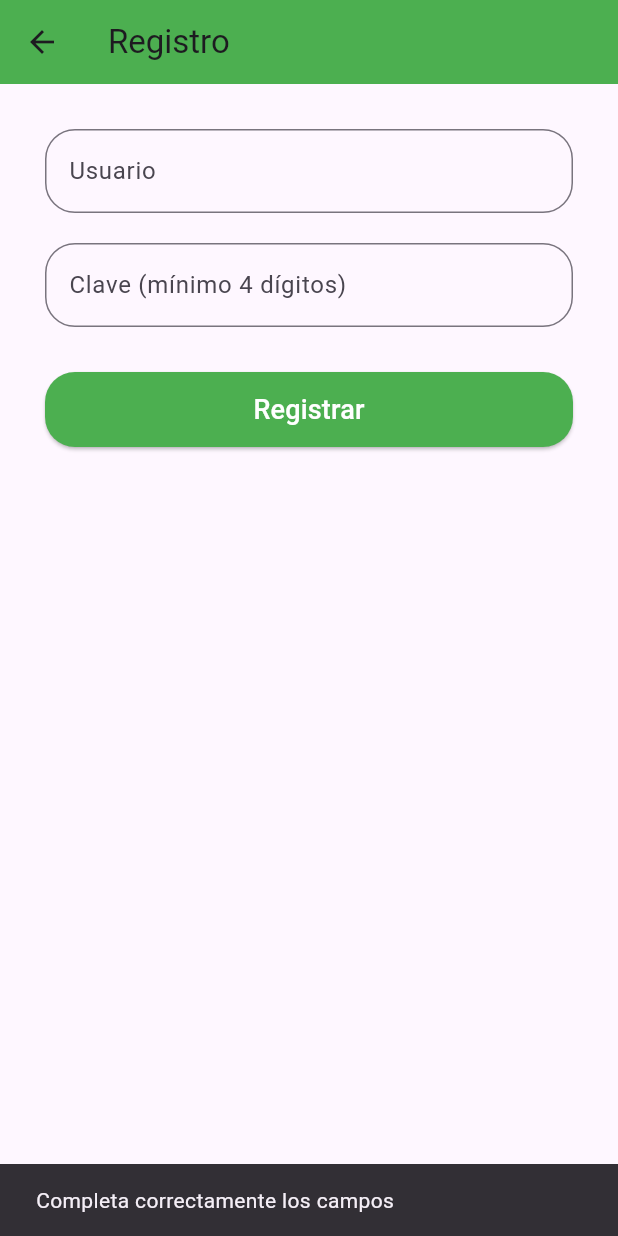
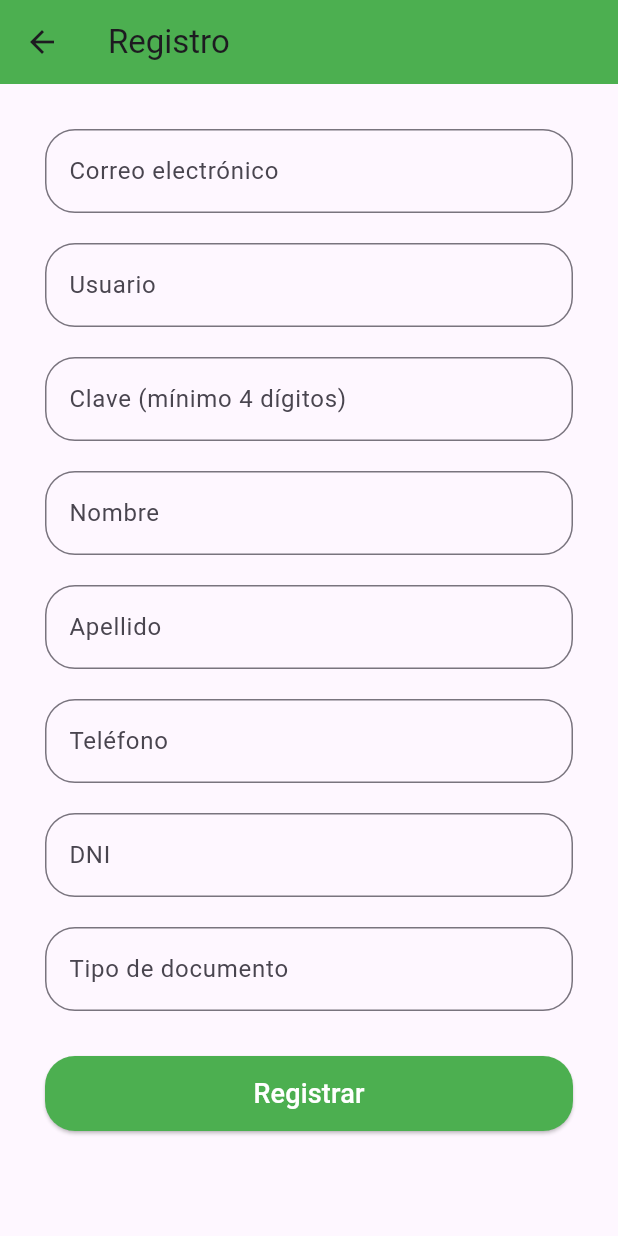
Before and after one commit to JesusCondor16/TallerMovilG2-Front, a Flutter app: the _RegisterView screen opened directly, after a tap on "Registrar", on a phone screen of 412 x 824 dp. Run offline on Flutter 3.47's test engine with Material 3 defaults, Android fonts, the phone set to English and light mode, and no system bars; our stand-ins replace shared_preferences; accounts and stored records are empty; network calls fail.

```diff
--- /dev/null
+++ b/lib/config/constants.dart
@@ -0,0 +1,3 @@
+class AppConstants {
+  static const String backendBaseUrl = 'https://tallermovilg2-back.onrender.com/';
+}
--- /dev/null
+++ b/lib/models/create_account_model.dart
@@ -0,0 +1,28 @@
+class CreateAccountModel {
+  final String nombre;
+  final String tipo;
+  final String moneda;
+  final double saldo;
+  final String descripcion;
+  final String creadorUid;
+
+  CreateAccountModel({
+    required this.nombre,
+    required this.tipo,
+    required this.moneda,
+    required this.saldo,
+    required this.descripcion,
+    required this.creadorUid,
+  });
+
+  Map<String, dynamic> toJson() {
+    return {
+      'nombre': nombre,
+      'tipo': tipo,
+      'moneda': moneda,
+      'saldo': saldo,
+      'descripcion': descripcion,
+      'creadorUid': creadorUid,
+    };
+  }
+}
--- /dev/null
+++ b/lib/models/login_model.dart
@@ -0,0 +1,6 @@
+class LoginModel {
+  final String username;
+  final String password;
+
+  LoginModel({required this.username, required this.password});
+}
--- /dev/null
+++ b/lib/models/register_model.dart
@@ -0,0 +1,50 @@
+class RegisterModel {
+  final String email;
+  final String password;
+  final String firstname;
+  final String lastname;
+  final String tipoDocumento;
+  final String dni;
+  final String telefono;
+  final String username;
+
+  // Constructor
+  RegisterModel({
+    required this.email,
+    required this.password,
+    required this.firstname,
+    required this.lastname,
+    required this.tipoDocumento,
+    required this.dni,
+    required this.telefono,
+    required this.username,
+  });
+
+  // Convierte un objeto RegisterModel a un mapa JSON para enviarlo al backend
+  Map<String, dynamic> toJson() {
+    return {
+      'email': email,
+      'password': password,
+      'firstname': firstname,
+      'lastname': lastname,
+      'tipoDocumento': tipoDocumento,
+      'dni': dni,
+      'telefono': telefono,
+      'username': username,
+    };
+  }
+
+  // Convierte un mapa JSON a un objeto RegisterModel
+  factory RegisterModel.fromJson(Map<String, dynamic> json) {
+    return RegisterModel(
+      email: json['email'],
+      password: json['password'],
+      firstname: json['firstname'],
+      lastname: json['lastname'],
+      tipoDocumento: json['tipoDocumento'],
+      dni: json['dni'],
+      telefono: json['telefono'],
+      username: json['username'],
+    );
+  }
+}
--- a/lib/models/user_model.dart
+++ /dev/null
@@ -1,6 +0,0 @@
-class User {
-  final String username;
-  final String password;
-
-  User({required this.username, required this.password});
-}
--- a/lib/viewmodels/register_viewmodel.dart
+++ b/lib/viewmodels/register_viewmodel.dart
@@ -1,38 +1,63 @@
 import 'package:flutter/material.dart';
-import '../models/user_model.dart';
+import 'package:http/http.dart' as http;
+import 'dart:convert';
+import '../models/register_model.dart'; // Importa el modelo de registro
+import '../config/constants.dart';
 
 class RegisterViewModel extends ChangeNotifier {
-  final TextEditingController usernameController = TextEditingController();
-  final TextEditingController passwordController = TextEditingController();
+  // Controllers for each input field
+  final emailController = TextEditingController();
+  final usernameController = TextEditingController();
+  final passwordController = TextEditingController();
+  final firstnameController = TextEditingController();
+  final lastnameController = TextEditingController();
+  final phoneController = TextEditingController();
+  final dniController = TextEditingController();
+  final tipoDocumentoController = TextEditingController();
 
-  bool validateInputs() {
-    return usernameController.text.isNotEmpty &&
-        passwordController.text.length >= 4;
+  Future<void> registerUser(BuildContext context) async {
+    // Crear la instancia de RegisterModel con los datos de los controllers
+    final registerModel = RegisterModel(
+      email: emailController.text,
+      password: passwordController.text,
+      firstname: firstnameController.text,
+      lastname: lastnameController.text,
+      tipoDocumento: tipoDocumentoController.text,
+      dni: dniController.text,
+      telefono: phoneController.text,
+      username: usernameController.text,
+    );
+
+    // Hacer la solicitud de registro
+    final response = await _register(registerModel);
+
+    if (response != null) {
+      // Manejar éxito (por ejemplo, navegar a la página principal)
+      Navigator.pushReplacementNamed(context, '/home');
+    } else {
+      // Manejar error (por ejemplo, mostrar un mensaje de error)
+      ScaffoldMessenger.of(context).showSnackBar(
+        const SnackBar(content: Text('Error al registrar, intente nuevamente')),
+      );
+    }
   }
 
-  void registerUser(BuildContext context) {
-    if (!validateInputs()) {
-      ScaffoldMessenger.of(context).showSnackBar(
-        const SnackBar(content: Text('Completa correctamente los campos')),
-      );
-      return;
-    }
+  Future<Map<String, dynamic>?> _register(RegisterModel registerModel) async {
+    final url = Uri.parse('${AppConstants.backendBaseUrl}v1/auth/register');
 
-    final newUser = User(
-      username: usernameController.text.trim(),
-      password: passwordController.text,
+    final response = await http.post(
+      url,
+      headers: {'Content-Type': 'application/json'},
+      body: jsonEncode(registerModel.toJson()), // Usar el método toJson de RegisterModel
     );
 
-    // Aquí simularías registrar el usuario (ej. guardar en BD, API, etc.)
-    ScaffoldMessenger.of(context).showSnackBar(
-      SnackBar(content: Text('Usuario ${newUser.username} registrado 🎉')),
-    );
-
-    Navigator.pop(context); // Volver al login
-  }
-
-  void disposeResources() {
-    usernameController.dispose();
-    passwordController.dispose();
+    if (response.statusCode == 201) {
+      final data = jsonDecode(response.body);
+      return data; // Contiene la respuesta (accessToken, etc.)
+    } else {
+      print('Error al hacer registro: ${response.statusCode}');
+      print(response.body);
+      return null;
+    }
   }
 }
--- a/lib/views/register_page.dart
+++ b/lib/views/register_page.dart
@@ -30,6 +30,17 @@ class _RegisterView extends StatelessWidget {
         padding: const EdgeInsets.all(30),
         child: Column(
           children: [
+            // Email Field
+            TextField(
+              controller: viewModel.emailController,
+              decoration: InputDecoration(
+                labelText: 'Correo electrónico',
+                border: OutlineInputBorder(borderRadius: BorderRadius.circular(20)),
+              ),
+            ),
+            const SizedBox(height: 20),
+
+            // Username Field
             TextField(
               controller: viewModel.usernameController,
               decoration: InputDecoration(
@@ -38,6 +49,8 @@ class _RegisterView extends StatelessWidget {
               ),
             ),
             const SizedBox(height: 20),
+
+            // Password Field
             TextField(
               controller: viewModel.passwordController,
               obscureText: true,
@@ -46,7 +59,59 @@ class _RegisterView extends StatelessWidget {
                 border: OutlineInputBorder(borderRadius: BorderRadius.circular(20)),
               ),
             ),
+            const SizedBox(height: 20),
+
+            // First Name Field
+            TextField(
+              controller: viewModel.firstnameController,
+              decoration: InputDecoration(
+                labelText: 'Nombre',
+                border: OutlineInputBorder(borderRadius: BorderRadius.circular(20)),
+              ),
+            ),
+            const SizedBox(height: 20),
+
+            // Last Name Field
+            TextField(
+              controller: viewModel.lastnameController,
+              decoration: InputDecoration(
+                labelText: 'Apellido',
+                border: OutlineInputBorder(borderRadius: BorderRadius.circular(20)),
+              ),
+            ),
+            const SizedBox(height: 20),
+
+            // Phone Field
+            TextField(
+              controller: viewModel.phoneController,
+              decoration: InputDecoration(
+                labelText: 'Teléfono',
+                border: OutlineInputBorder(borderRadius: BorderRadius.circular(20)),
+              ),
+            ),
+            const SizedBox(height: 20),
+
+            // DNI Field
+            TextField(
+              controller: viewModel.dniController,
+              decoration: InputDecoration(
+                labelText: 'DNI',
+                border: OutlineInputBorder(borderRadius: BorderRadius.circular(20)),
+              ),
+            ),
+            const SizedBox(height: 20),
+
+            // Type of Document Field
+            TextField(
+              controller: viewModel.tipoDocumentoController,
+              decoration: InputDecoration(
+                labelText: 'Tipo de documento',
+                border: OutlineInputBorder(borderRadius: BorderRadius.circular(20)),
+              ),
+            ),
             const SizedBox(height: 30),
+
+            // Register Button
             ElevatedButton(
               onPressed: () => viewModel.registerUser(context),
               style: ElevatedButton.styleFrom(
--- a/pubspec.yaml
+++ b/pubspec.yaml
@@ -30,7 +30,8 @@ environment:
 dependencies:
   flutter:
     sdk: flutter
-
+  http: ^1.4.0
+  shared_preferences: ^2.2.2
 
   # The following adds the Cupertino Icons font to your application.
   # Use with the CupertinoIcons class for iOS style icons.
```
Also changed, not shown: lib/main.dart (+17 -5 lines), lib/services/account_service.dart (added, +70 -0 lines), lib/services/auth_service.dart (+54 -4 lines), lib/viewmodels/create_account_view_model.dart (added, +34 -0 lines), lib/viewmodels/login_viewmodel.dart (+13 -7 lines), lib/views/create_account_screen.dart (added, +59 -0 lines), lib/views/home_page.dart (added, +75 -0 lines), lib/views/login_page.dart (+3 -15 lines), pubspec.lock, 1 other file.
